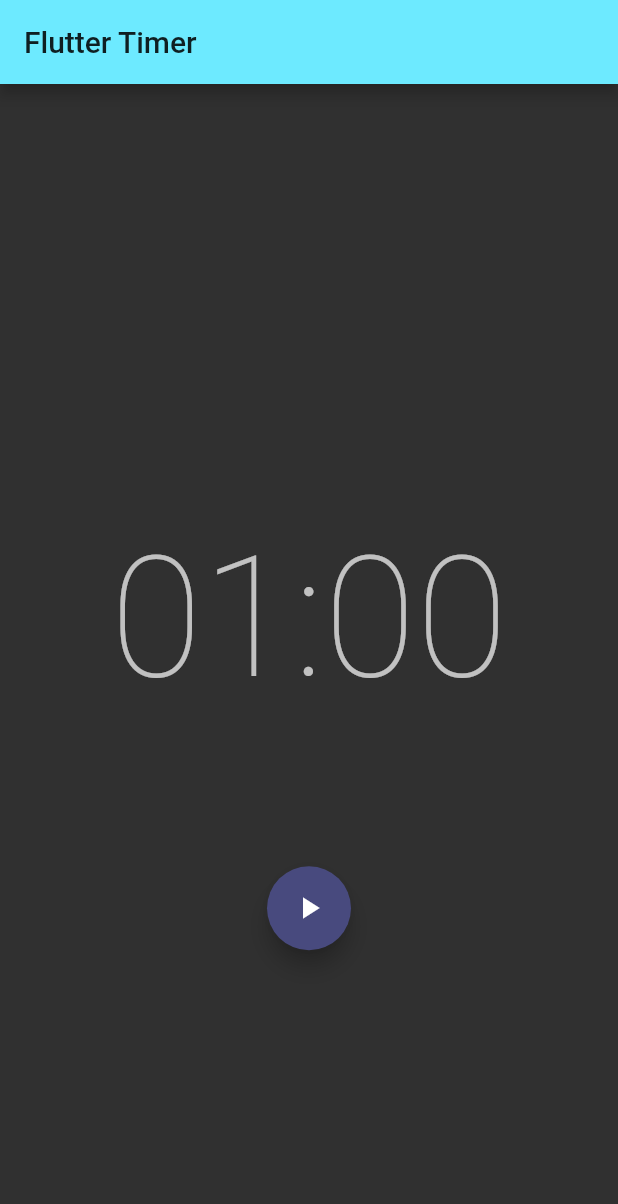
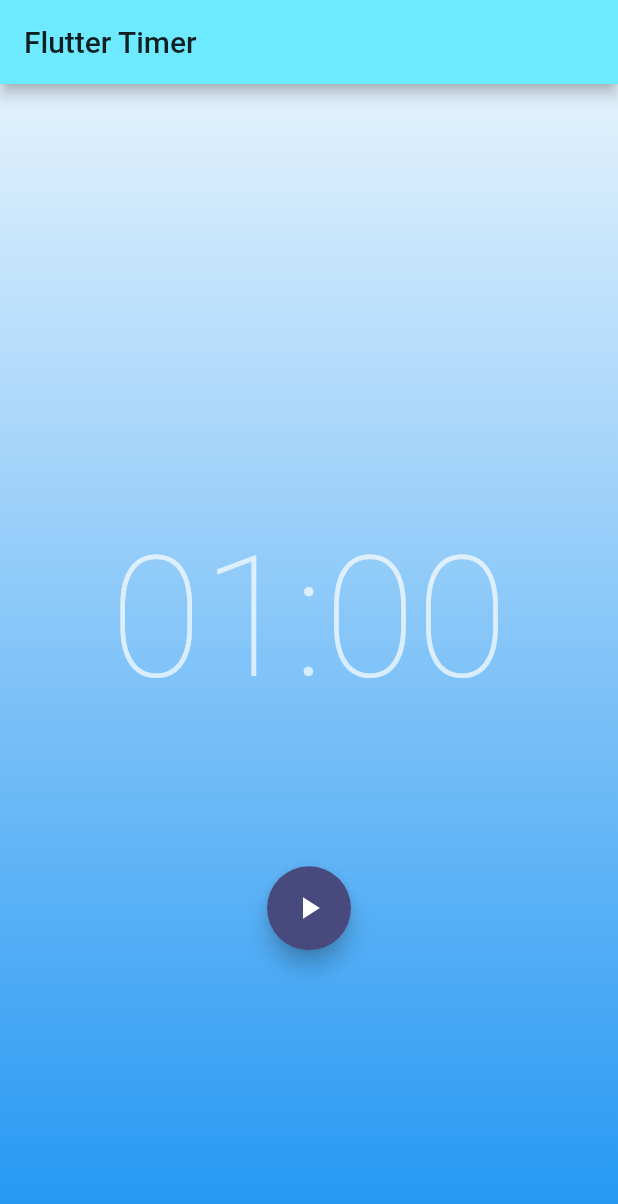
Before and after one commit to AlainHsu/flutter-bloc-architecture, a Flutter app: the screen it shows after launch, on a phone screen of 412 x 824 dp. Shown: the top 1204 px of the screen. Run offline on Flutter 3.47's test engine with Material 2 defaults, Android fonts, the phone set to English and light mode, and no system bars; our stand-ins replace bloc, equatable, flutter_bloc.

Commit message:
feat: add background view

```diff
--- a/flutter_timer/lib/timer/view/timer_page.dart
+++ b/flutter_timer/lib/timer/view/timer_page.dart
@@ -25,7 +25,7 @@ class TimerView extends StatelessWidget {
       ),
       body: Stack(
         children: [
-          // Background(),
+          Background(),
           Column(
             mainAxisAlignment: MainAxisAlignment.center,
             crossAxisAlignment: CrossAxisAlignment.center,
@@ -111,3 +111,22 @@ class Actions extends StatelessWidget {
         });
   }
 }
+
+class Background extends StatelessWidget {
+  const Background({Key? key}) : super(key: key);
+
+  @override
+  Widget build(BuildContext context) {
+    return Container(
+      decoration: BoxDecoration(
+        gradient: LinearGradient(
+            begin: Alignment.topCenter,
+            end: Alignment.bottomCenter,
+            colors: [
+              Colors.blue.shade50,
+              Colors.blue.shade500,
+            ]),
+      ),
+    );
+  }
+}
```
